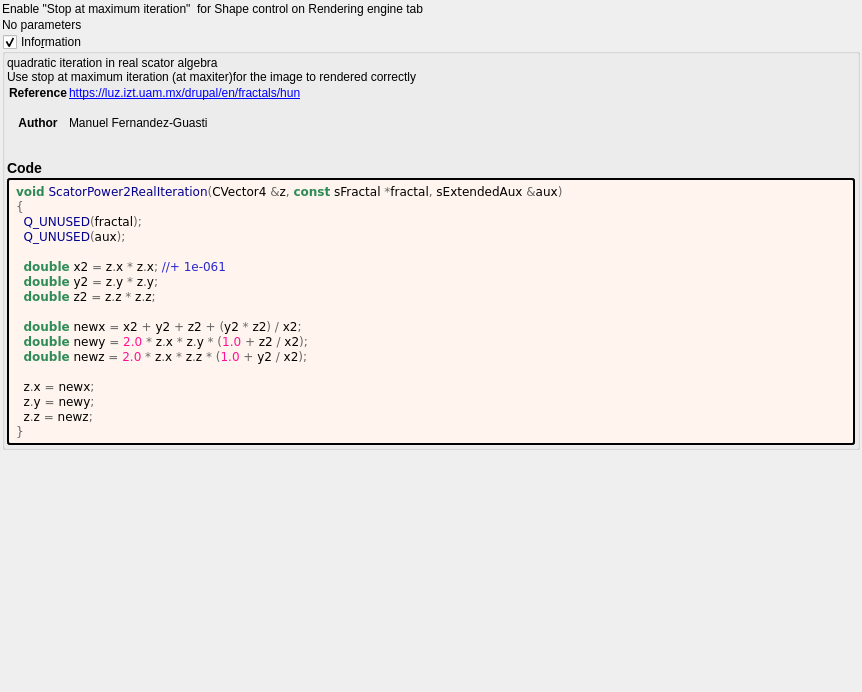
First picture: the form in mandelbulber2/formula/ui/scator_test.ui, repository buddhi1980/mandelbulber2, before the edit.
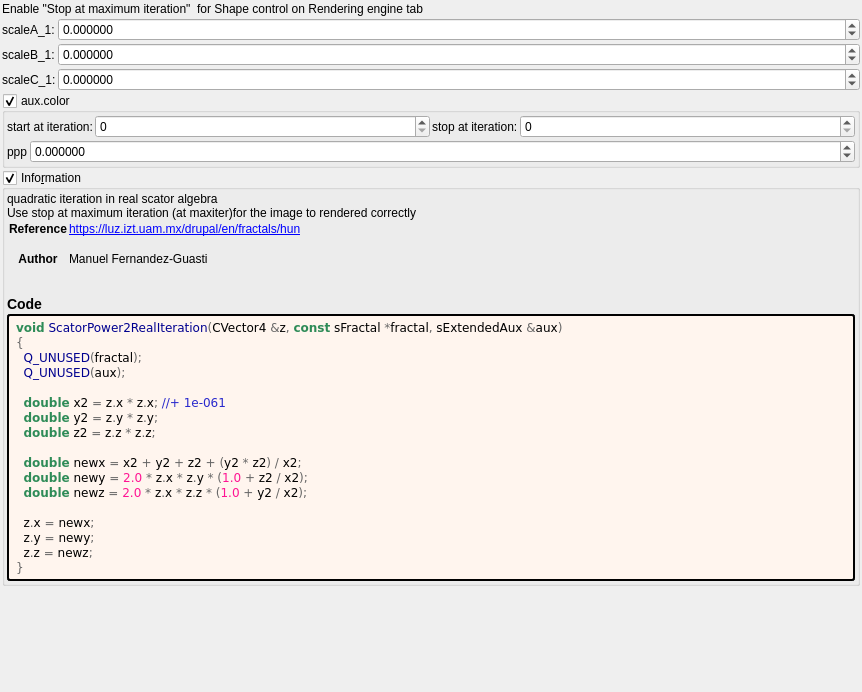
Second picture: the form after the edit. Custom widgets are drawn as their Qt base class.

The edit to the form file:
```diff
--- a/mandelbulber2/formula/ui/scator_test.ui
+++ b/mandelbulber2/formula/ui/scator_test.ui
@@ -37,10 +37,237 @@
     </widget>
    </item>
    <item>
-    <widget class="QLabel" name="label">
-     <property name="text">
-      <string>No parameters</string>
+    <layout class="QGridLayout" name="gridLayout" columnstretch="0,1">
+     <property name="spacing">
+      <number>2</number>
      </property>
+     <item row="1" column="1">
+      <widget class="MyDoubleSpinBox" name="spinbox_transf_scaleB_1">
+       <property name="sizePolicy">
+        <sizepolicy hsizetype="Minimum" vsizetype="Maximum">
+         <horstretch>0</horstretch>
+         <verstretch>0</verstretch>
+        </sizepolicy>
+       </property>
+       <property name="prefix">
+        <string/>
+       </property>
+       <property name="suffix">
+        <string/>
+       </property>
+       <property name="decimals">
+        <number>6</number>
+       </property>
+       <property name="minimum">
+        <double>-99.989999999999995</double>
+       </property>
+       <property name="maximum">
+        <double>99.989999999999995</double>
+       </property>
+       <property name="singleStep">
+        <double>0.100000000000000</double>
+       </property>
+      </widget>
+     </item>
+     <item row="2" column="1">
+      <widget class="MyDoubleSpinBox" name="spinbox_transf_scaleC_1">
+       <property name="sizePolicy">
+        <sizepolicy hsizetype="Minimum" vsizetype="Maximum">
+         <horstretch>0</horstretch>
+         <verstretch>0</verstretch>
+        </sizepolicy>
+       </property>
+       <property name="prefix">
+        <string/>
+       </property>
+       <property name="suffix">
+        <string/>
+       </property>
+       <property name="decimals">
+        <number>6</number>
+       </property>
+       <property name="minimum">
+        <double>-99.989999999999995</double>
+       </property>
+       <property name="maximum">
+        <double>99.989999999999995</double>
+       </property>
+       <property name="singleStep">
+        <double>0.100000000000000</double>
+       </property>
+      </widget>
+     </item>
+     <item row="2" column="0">
+      <widget class="QLabel" name="label_8">
+       <property name="text">
+        <string>scaleC_1:</string>
+       </property>
+      </widget>
+     </item>
+     <item row="0" column="1">
+      <widget class="MyDoubleSpinBox" name="spinbox_transf_scaleA_1">
+       <property name="sizePolicy">
+        <sizepolicy hsizetype="Minimum" vsizetype="Maximum">
+         <horstretch>0</horstretch>
+         <verstretch>0</verstretch>
+        </sizepolicy>
+       </property>
+       <property name="prefix">
+        <string/>
+       </property>
+       <property name="suffix">
+        <string/>
+       </property>
+       <property name="decimals">
+        <number>6</number>
+       </property>
+       <property name="minimum">
+        <double>-99.989999999999995</double>
+       </property>
+       <property name="maximum">
+        <double>99.989999999999995</double>
+       </property>
+       <property name="singleStep">
+        <double>0.100000000000000</double>
+       </property>
+      </widget>
+     </item>
+     <item row="1" column="0">
+      <widget class="QLabel" name="label_7">
+       <property name="text">
+        <string>scaleB_1:</string>
+       </property>
+      </widget>
+     </item>
+     <item row="0" column="0">
+      <widget class="QLabel" name="label_9">
+       <property name="text">
+        <string>scaleA_1:</string>
+       </property>
+      </widget>
+     </item>
+    </layout>
+   </item>
+   <item>
+    <widget class="MyGroupBox" name="groupCheck_fold_color_aux_color_enabled_false">
+     <property name="toolTip">
+      <string/>
+     </property>
+     <property name="title">
+      <string>aux.color&amp;</string>
+     </property>
+     <property name="checkable">
+      <bool>true</bool>
+     </property>
+     <layout class="QVBoxLayout" name="verticalLayout_58">
+      <property name="spacing">
+       <number>2</number>
+      </property>
+      <property name="leftMargin">
+       <number>2</number>
+      </property>
+      <property name="topMargin">
+       <number>2</number>
+      </property>
+      <property name="rightMargin">
+       <number>2</number>
+      </property>
+      <property name="bottomMargin">
+       <number>2</number>
+      </property>
+      <item>
+       <layout class="QHBoxLayout" name="horizontalLayout_14" stretch="0,1,0,1">
+        <item>
+         <widget class="QLabel" name="label_102">
+          <property name="text">
+           <string>start at iteration:</string>
+          </property>
+         </widget>
+        </item>
+        <item>
+         <widget class="MySpinBox" name="spinboxInt_fold_color_start_iterations_A">
+          <property name="sizePolicy">
+           <sizepolicy hsizetype="Minimum" vsizetype="Maximum">
+            <horstretch>0</horstretch>
+            <verstretch>0</verstretch>
+           </sizepolicy>
+          </property>
+          <property name="minimum">
+           <number>0</number>
+          </property>
+          <property name="maximum">
+           <number>999</number>
+          </property>
+          <property name="value">
+           <number>0</number>
+          </property>
+         </widget>
+        </item>
+        <item>
+         <widget class="QLabel" name="label_74">
+          <property name="text">
+           <string>stop at iteration:</string>
+          </property>
+         </widget>
+        </item>
+        <item>
+         <widget class="MySpinBox" name="spinboxInt_fold_color_stop_iterations_A">
+          <property name="sizePolicy">
+           <sizepolicy hsizetype="Preferred" vsizetype="Maximum">
+            <horstretch>0</horstretch>
+            <verstretch>0</verstretch>
+           </sizepolicy>
+          </property>
+          <property name="maximum">
+           <number>999</number>
+          </property>
+         </widget>
+        </item>
+       </layout>
+      </item>
+      <item>
+       <layout class="QGridLayout" name="gridLayout_16" columnstretch="0,1">
+        <property name="spacing">
+         <number>2</number>
+        </property>
+        <item row="0" column="0">
+         <widget class="QLabel" name="label_134">
+          <property name="text">
+           <string notr="true">ppp</string>
+          </property>
+         </widget>
+        </item>
+        <item row="0" column="1">
+         <widget class="MyDoubleSpinBox" name="spinbox4_fold_color_difs_0000_x">
+          <property name="sizePolicy">
+           <sizepolicy hsizetype="Minimum" vsizetype="Maximum">
+            <horstretch>0</horstretch>
+            <verstretch>0</verstretch>
+           </sizepolicy>
+          </property>
+          <property name="prefix">
+           <string/>
+          </property>
+          <property name="suffix">
+           <string/>
+          </property>
+          <property name="decimals">
+           <number>6</number>
+          </property>
+          <property name="minimum">
+           <double>-99.999899999999997</double>
+          </property>
+          <property name="maximum">
+           <double>99.999899999999997</double>
+          </property>
+          <property name="singleStep">
+           <double>0.100000000000000</double>
+          </property>
+         </widget>
+        </item>
+       </layout>
+      </item>
+     </layout>
     </widget>
    </item>
    <item>
@@ -155,6 +382,16 @@
    <header>my_group_box.h</header>
    <container>1</container>
   </customwidget>
+  <customwidget>
+   <class>MyDoubleSpinBox</class>
+   <extends>QDoubleSpinBox</extends>
+   <header>my_double_spin_box.h</header>
+  </customwidget>
+  <customwidget>
+   <class>MySpinBox</class>
+   <extends>QSpinBox</extends>
+   <header>my_spin_box.h</header>
+  </customwidget>
  </customwidgets>
  <tabstops>
   <tabstop>groupCheck_info</tabstop>
```
